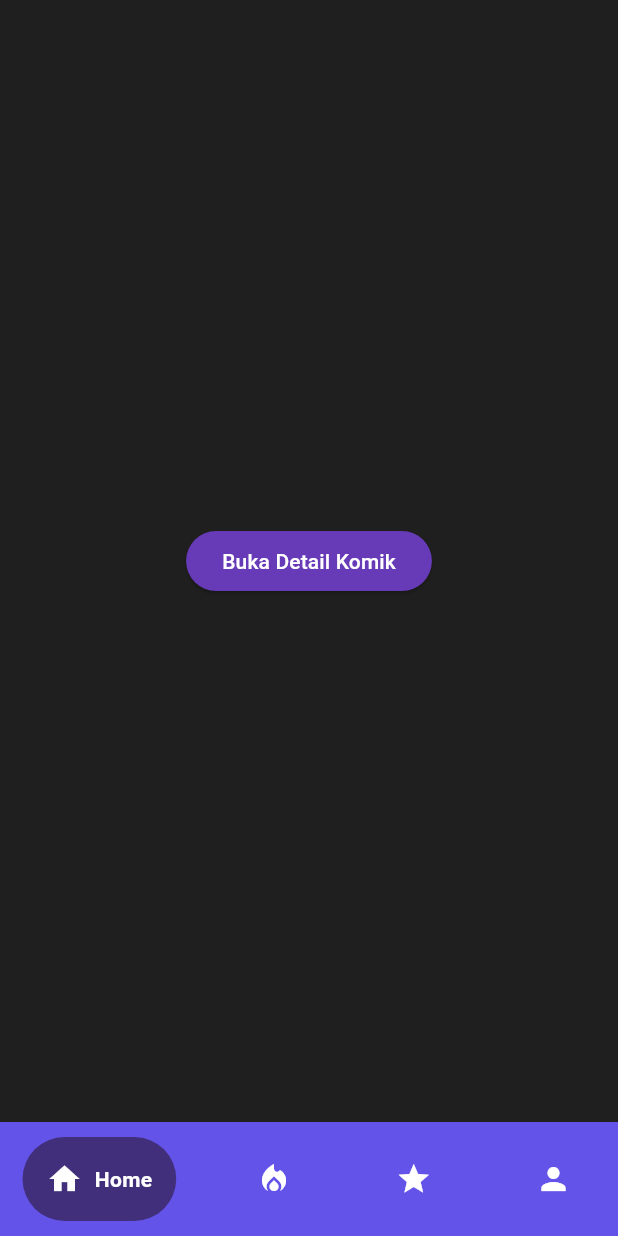
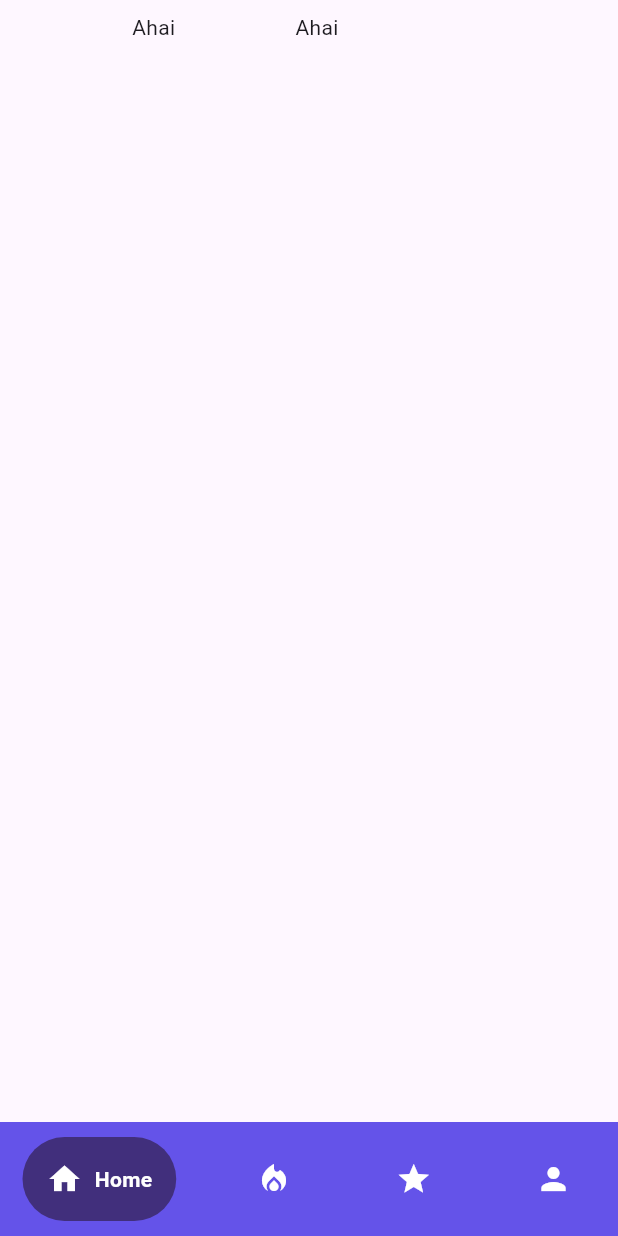
Before and after one commit to RikiFauziaNurjaman/project_aplikasi_mobile, a Flutter app: the screen it shows after launch, on a phone screen of 412 x 824 dp. Run offline on Flutter 3.47's test engine with Material 3 defaults, Android fonts, the light colour scheme and no system bars; drawn by our look-alikes of google_nav_bar.

Commit message:
framing home page

```diff
--- a/lib/features/dashboard/presentation/screens/home_screen.dart
+++ b/lib/features/dashboard/presentation/screens/home_screen.dart
@@ -1,30 +1,33 @@
 import 'package:flutter/material.dart';
-import 'package:project_aplikasi_mobile/data/comic_data.dart';
-import 'package:project_aplikasi_mobile/features/comics/presentation/screens/comic_detail_screen.dart';
+
 
 class HomePage extends StatelessWidget {
   const HomePage({super.key});
   @override
   Widget build(BuildContext context) {
-    return Center(
-      child: ElevatedButton(
-        style: ElevatedButton.styleFrom(
-          backgroundColor: Colors.deepPurple,
-          foregroundColor: Colors.white,
+    return Scaffold(
+      body: Padding(
+        padding: const EdgeInsets.all(8.0),
+        child: Column(
+          children: [
+            Row(
+              children: [
+                Column(children: [],),
+                SizedBox(width: 80),
+                Column(children: [Text('Ahai')],),
+                SizedBox(width: 80),
+                Column(children: [Text('Ahai')],),
+              ],
+            ),
+            Row(
+              children: [
+                Column(children: [],),
+                Column(),
+                Column()
+              ],
+            )
+          ],
         ),
-
-        onPressed: () {
-          final testComic = listComic[0];
-
-          Navigator.push(
-            context,
-            MaterialPageRoute(
-              builder: (context) => ComicDetailScreen(comic: testComic),
-            ),
-          );
-        },
-        // ------------------------------
-        child: const Text('Buka Detail Komik'),
       ),
     );
   }
```
Also changed, not shown: lib/features/homepage/homepage.dart (deleted, +0 -18 lines).
